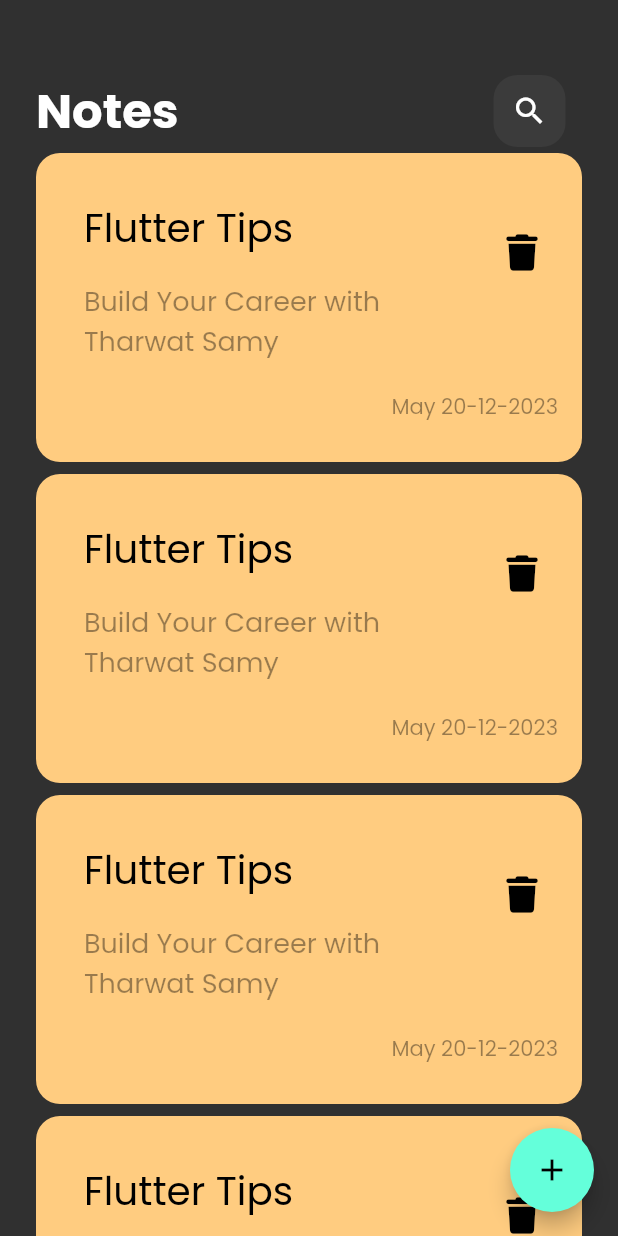
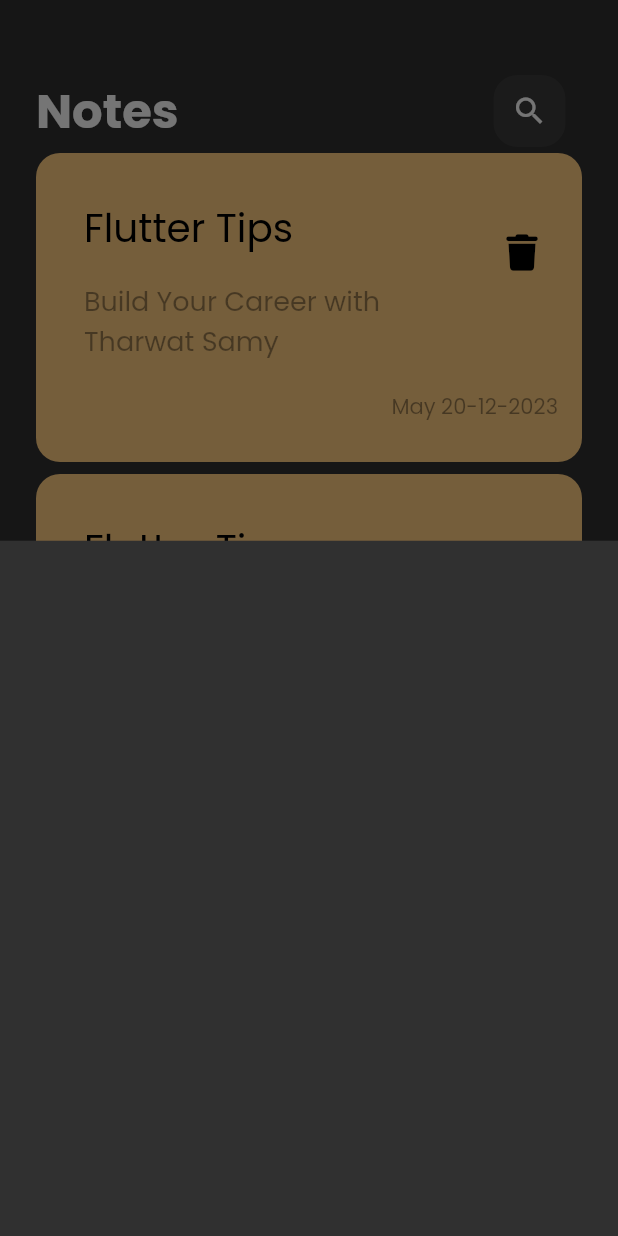
Before and after one commit to ramywael/Notes_App, a Flutter app: the screen it shows after launch, after a tap on the "add" icon, on a phone screen of 412 x 824 dp. Run offline on Flutter 3.47's test engine with Material 2 defaults, Android fonts, the phone set to English and light mode, and no system bars; our stand-ins replace font_awesome_flutter.

Commit message:
Create the model sheet bottom

```diff
--- a/lib/views/Notes_view.dart
+++ b/lib/views/Notes_view.dart
@@ -1,4 +1,5 @@
 import 'package:flutter/material.dart';
+import 'package:notes_app/widgets/add_buttom_sheet.dart';
 import 'package:notes_app/widgets/notes_view_body.dart';
 
 class NotesView extends StatelessWidget {
@@ -6,8 +7,16 @@ class NotesView extends StatelessWidget {
   Widget build(BuildContext context) {
     return Scaffold(
       body: const NotesViewBody(),
-      floatingActionButton:
-          FloatingActionButton(onPressed: () {}, child: const Icon(Icons.add)),
+      floatingActionButton: FloatingActionButton(
+          onPressed: () {
+            showModalBottomSheet(
+              context: context,
+              builder: (context) {
+                return const AddBottomSheet();
+              },
+            );
+          },
+          child: const Icon(Icons.add)),
     );
   }
 }
--- /dev/null
+++ b/lib/widgets/add_buttom_sheet.dart
@@ -0,0 +1,10 @@
+import 'package:flutter/material.dart';
+
+class AddBottomSheet extends StatelessWidget {
+  const AddBottomSheet({super.key});
+
+  @override
+  Widget build(BuildContext context) {
+    return  Container();
+  }
+}
```
